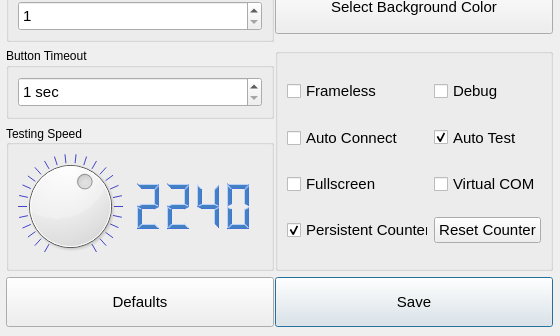
The window that QtDesigner/Settings.ui (dhahaj/EAX-Python-Interface) describes before a commit, drawn with Qt 5; both pictures show x 0 to 560 and y 354 to 690 of the 560 by 690 pixel window.
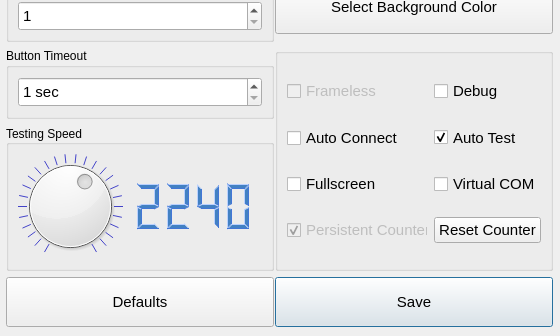
The same window after the commit. Icons and pictures are not drawn.

Commit message: Disable checkboxes for frameless and counter options in Settings UI

What changed in the file:
```diff
--- a/QtDesigner/Settings.ui
+++ b/QtDesigner/Settings.ui
@@ -331,6 +331,9 @@
       </item>
       <item row="0" column="0">
        <widget class="QCheckBox" name="checkBox_frameless">
+        <property name="enabled">
+         <bool>false</bool>
+        </property>
         <property name="font">
          <font>
           <pointsize>11</pointsize>
@@ -400,6 +403,9 @@
       </item>
       <item row="3" column="0">
        <widget class="QCheckBox" name="counterCheckbox">
+        <property name="enabled">
+         <bool>false</bool>
+        </property>
         <property name="font">
          <font>
           <pointsize>11</pointsize>
```
The commit also changes 1 other file.
